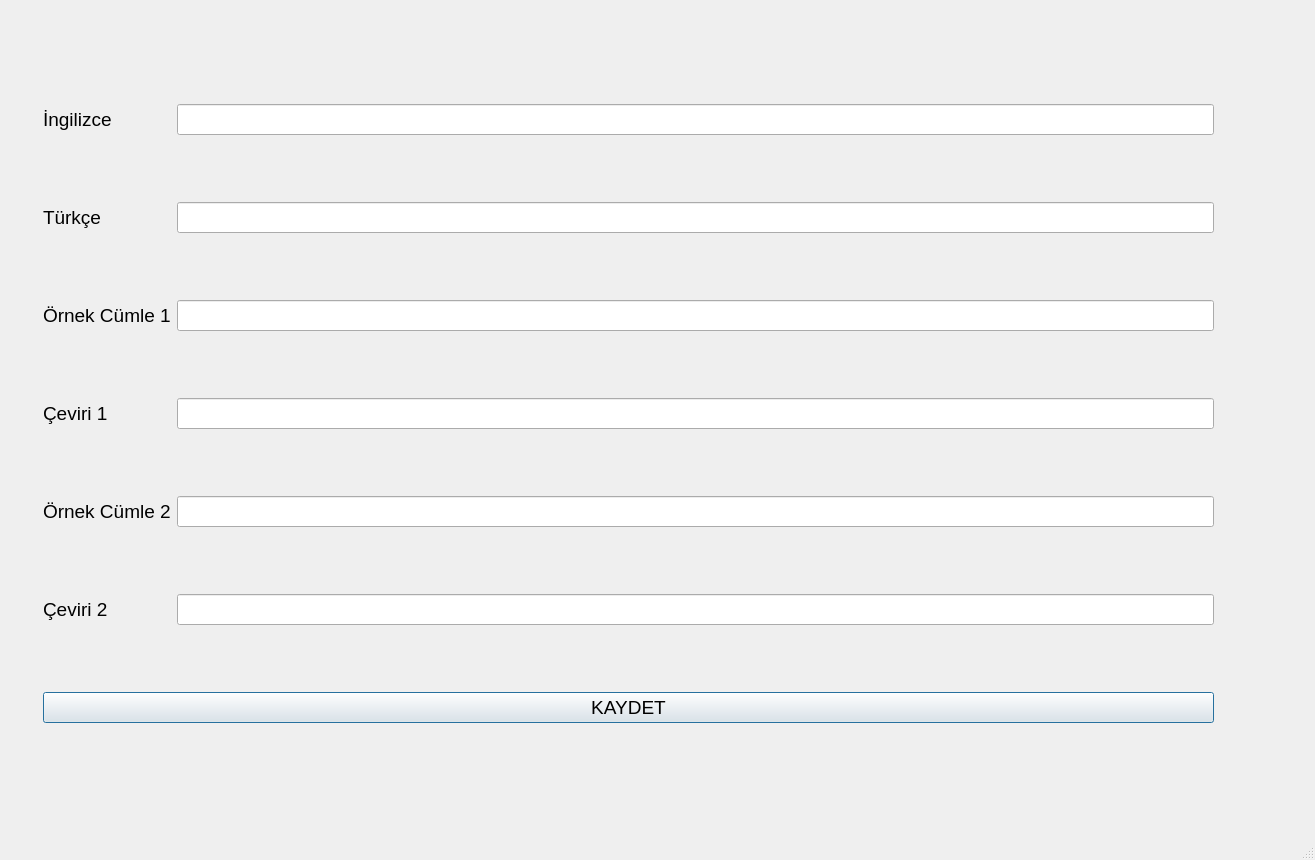
Qt form ui/save_manuel_word.ui (selmanterzioglu/dictionary_project) before a commit.
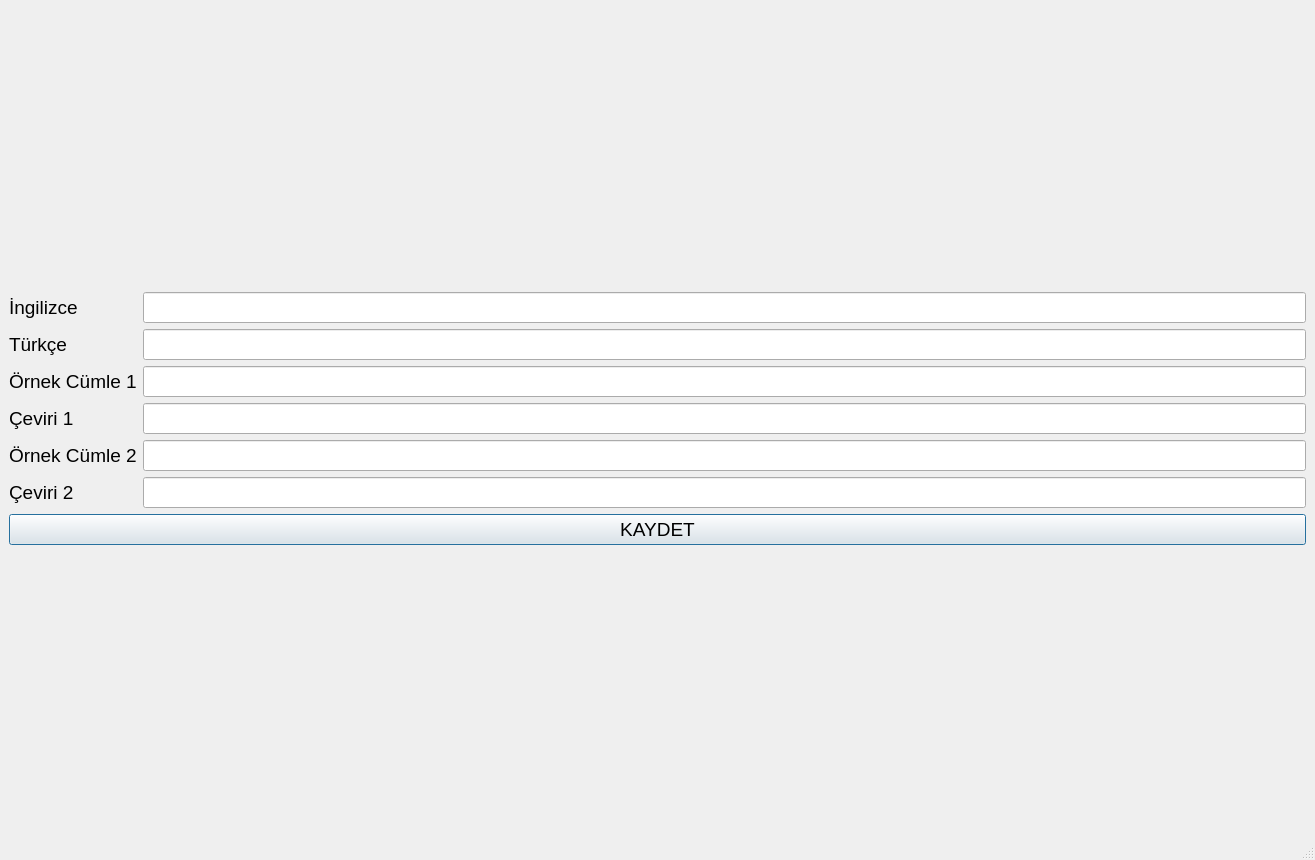
The same form after that commit.

Commit message: fixed size issue

The edit to the form file:
```diff
--- a/ui/save_manuel_word.ui
+++ b/ui/save_manuel_word.ui
@@ -14,15 +14,8 @@
    <string>Sözlük Uygulaması v2.00</string>
   </property>
   <widget class="QWidget" name="centralwidget">
-   <widget class="QWidget" name="layoutWidget">
-    <property name="geometry">
-     <rect>
-      <x>43</x>
-      <y>43</y>
-      <width>1171</width>
-      <height>741</height>
-     </rect>
-    </property>
+   <layout class="QGridLayout" name="gridLayout_2">
+    <item row="0" column="0">
     <layout class="QGridLayout" name="gridLayout">
      <item row="1" column="0">
       <widget class="QLabel" name="label_tr">
@@ -172,7 +165,8 @@
       </widget>
      </item>
     </layout>
-   </widget>
+    </item>
+   </layout>
   </widget>
   <widget class="QMenuBar" name="menubar">
    <property name="geometry">
```
Lines whose indentation alone changed are shown as unchanged.
